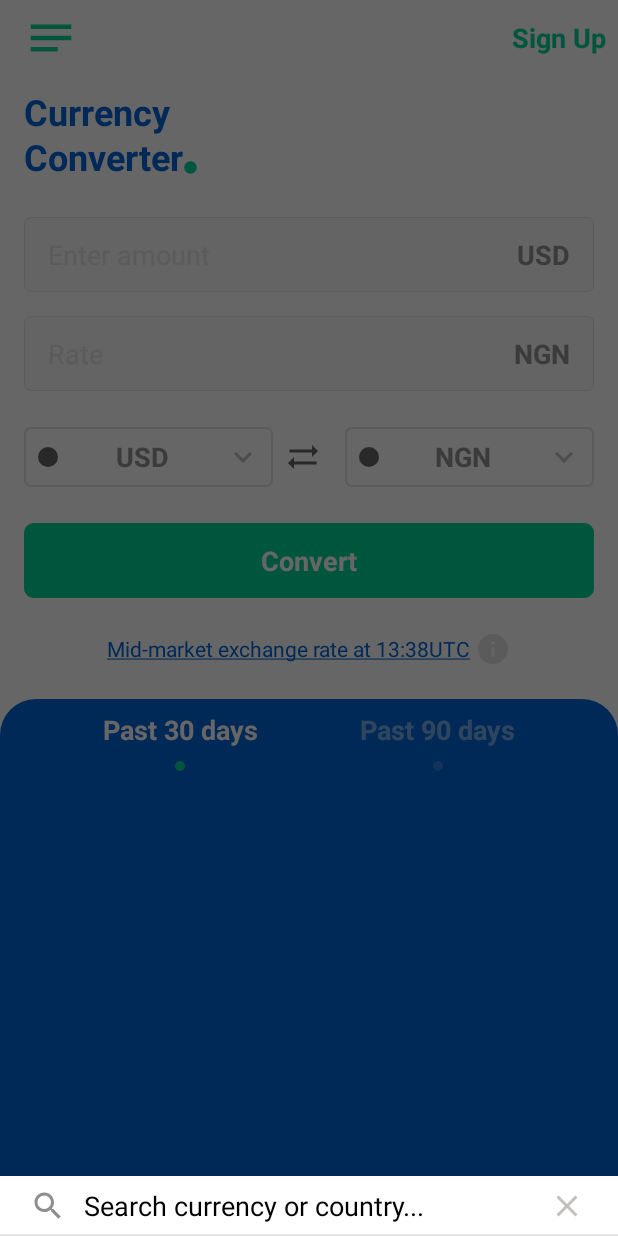
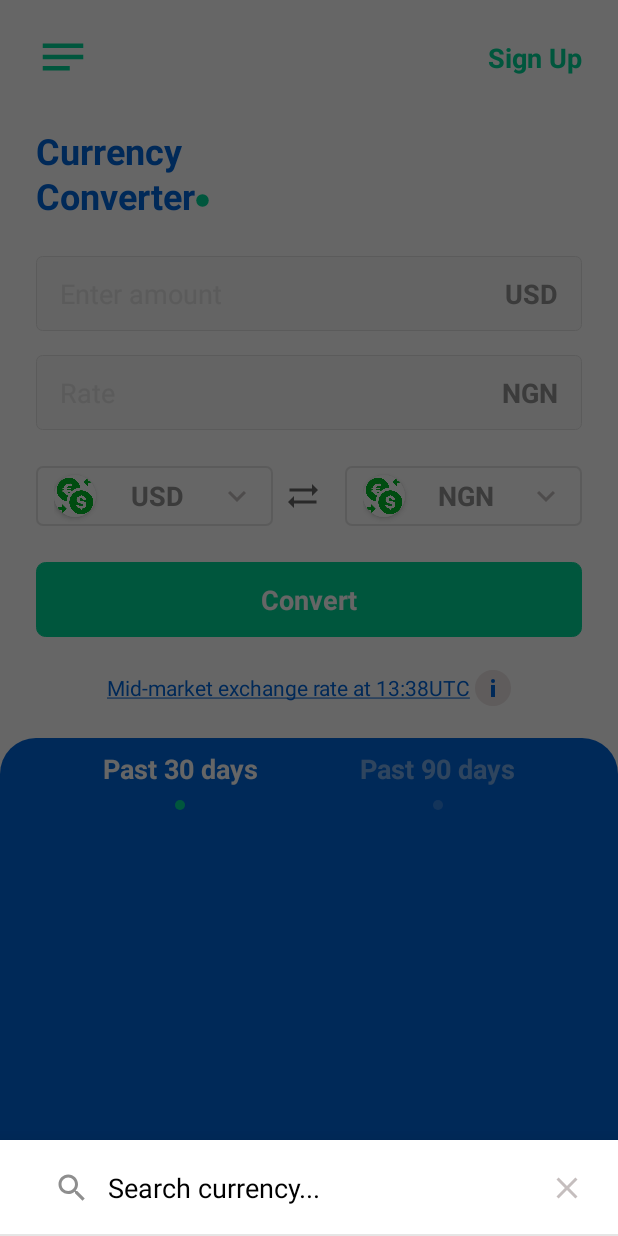
Before and after one commit to Nedum84/CurrencyConverter, an Android app: the screen it shows after launch (MainActivity), after a tap on "USD", on a phone screen of 412 x 824 dp. Run offline under Robolectric (Android 15) with nearby library versions, the phone set to English and light mode, and no system bars; our stand-ins replace Room's generated code, data binding; pictures from the network do not load; 1 statement that could not run was skipped.

Commit message:
Country flags set

```diff
--- a/app/build.gradle
+++ b/app/build.gradle
@@ -84,4 +84,6 @@ dependencies {
     //Glide
     implementation 'com.github.bumptech.glide:glide:4.9.0'
     implementation 'com.github.bumptech.glide:annotations:4.9.0'
+    //Load SVG IMages
+    implementation 'com.github.corouteam:GlideToVectorYou:v2.0.0'
 }
--- a/app/src/main/java/com/currencyconverter/app/network/RetrofitConstant.kt
+++ b/app/src/main/java/com/currencyconverter/app/network/RetrofitConstant.kt
@@ -30,5 +30,11 @@ class RetrofitConstant {
 //            .addCallAdapterFactory(CoroutineCallAdapterFactory())
             .addConverterFactory(GsonConverterFactory.create())
             .build()
+
+        val retrofit_CountryFlag: Retrofit = Retrofit.Builder()
+            .baseUrl(UrlHolder.URL_BASE_COUNTRY_FLAG)
+            .client(client)
+            .addConverterFactory(GsonConverterFactory.create())
+            .build()
     }
 }
--- a/app/src/main/java/com/currencyconverter/app/ui/fragment/bottomsheet/FragmentSelectCurrency.kt
+++ b/app/src/main/java/com/currencyconverter/app/ui/fragment/bottomsheet/FragmentSelectCurrency.kt
@@ -92,7 +92,7 @@ class FragmentSelectCurrency : BaseFragment() {
         return binding.root
     }
     private fun searchCourses(searchView: SearchView = binding.searchCurrency){
-        searchView.queryHint = "Search currency or country..."
+        searchView.queryHint = "Search currency..."
         searchView.setIconifiedByDefault(false)
 
 
--- a/app/src/main/java/com/currencyconverter/app/utils/UrlHolder.kt
+++ b/app/src/main/java/com/currencyconverter/app/utils/UrlHolder.kt
@@ -3,10 +3,7 @@ package com.currencyconverter.app.utils
 
 object  UrlHolder{
     public const val URL_BASE = "http://data.fixer.io/api/"
+    public const val URL_BASE_COUNTRY_FLAG = "https://restcountries.eu/rest/v2/"
     public const val ACCESS_KEY = "19e3f9e1064968995594ff5ce865efa9"
 
-
-    val URL_EDIT_JOKE = URL_BASE + "edit_post.php"
-    val URL_SEND_JOKE_TEXT = URL_BASE + "add_joke_text.php"
-    public val URL_ADD_JOKE_WITH_IMG = "add_joke_with_image.php"
 }
--- /dev/null
+++ b/app/src/main/res/drawable/circle_grey.xml
@@ -0,0 +1,6 @@
+<?xml version="1.0" encoding="utf-8"?>
+<shape xmlns:android="http://schemas.android.com/apk/res/android"
+    android:shape="rectangle">
+    <solid android:color="#EEE6E6"/>
+    <corners android:radius="20dp" />
+</shape>
--- /dev/null
+++ b/app/src/main/res/drawable/ic_baseline_priority_high_24.xml
@@ -0,0 +1,6 @@
+<vector android:height="24dp" android:tint="@color/colorAccent"
+    android:viewportHeight="24" android:viewportWidth="24"
+    android:width="24dp" xmlns:android="http://schemas.android.com/apk/res/android">
+    <path android:fillColor="@android:color/white" android:pathData="M12,19m-2,0a2,2 0,1 1,4 0a2,2 0,1 1,-4 0"/>
+    <path android:fillColor="@android:color/white" android:pathData="M10,3h4v12h-4z"/>
+</vector>
--- a/app/src/main/res/drawable/ic_sharp_info_24.xml
+++ /dev/null
@@ -1,5 +0,0 @@
-<vector android:height="24dp" android:tint="#EEE6E6"
-    android:viewportHeight="24" android:viewportWidth="24"
-    android:width="24dp" xmlns:android="http://schemas.android.com/apk/res/android">
-    <path android:fillColor="@android:color/white" android:pathData="M12,2C6.48,2 2,6.48 2,12s4.48,10 10,10 10,-4.48 10,-10S17.52,2 12,2zM13,17h-2v-6h2v6zM13,9h-2L11,7h2v2z"/>
-</vector>
--- /dev/null
+++ b/app/src/main/res/drawable/rote_info_icon.xml
@@ -0,0 +1,8 @@
+<?xml version="1.0" encoding="utf-8"?>
+<rotate xmlns:android="http://schemas.android.com/apk/res/android"
+    android:fromDegrees="180"
+    android:toDegrees="0"
+    android:pivotX="50%"
+    android:pivotY="50%"
+    android:drawable="@drawable/ic_baseline_priority_high_24">
+</rotate>
--- a/app/src/main/res/layout/activity_main.xml
+++ b/app/src/main/res/layout/activity_main.xml
@@ -23,13 +23,13 @@
             android:layout_width="wrap_content"
             android:layout_height="wrap_content"
             android:orientation="horizontal"
-            app:layout_constraintGuide_begin="50dp" />
+            app:layout_constraintGuide_begin="76dp" />
 
         <ImageView
             android:id="@+id/imageView"
             android:layout_width="36dp"
             android:layout_height="36dp"
-            android:layout_marginStart="16dp"
+            android:layout_marginStart="24dp"
             app:layout_constraintBottom_toTopOf="@+id/guideline"
             app:layout_constraintStart_toStartOf="parent"
             app:layout_constraintTop_toTopOf="parent"
@@ -39,7 +39,7 @@
             android:id="@+id/textView"
             android:layout_width="wrap_content"
             android:layout_height="wrap_content"
-            android:layout_marginEnd="8dp"
+            android:layout_marginEnd="24dp"
             android:text="Sign Up"
             android:textColor="@color/colorPrimary"
             android:textSize="18sp"
@@ -52,7 +52,7 @@
             android:id="@+id/app_name"
             android:layout_width="wrap_content"
             android:layout_height="wrap_content"
-            android:layout_marginStart="16dp"
+            android:layout_marginStart="24dp"
             android:layout_marginTop="8dp"
             android:text="Currency \nConverter"
             android:textColor="@color/colorAccent"
@@ -66,7 +66,7 @@
             android:id="@+id/imageView2"
             android:layout_width="10dp"
             android:layout_height="10dp"
-            android:layout_marginBottom="4dp"
+            android:layout_marginBottom="8dp"
             app:layout_constraintBottom_toBottomOf="@+id/app_name"
             app:layout_constraintStart_toEndOf="@+id/app_name"
             app:srcCompat="@drawable/ic_dot"
@@ -76,9 +76,9 @@
             android:id="@+id/from_currency_input_wrapper"
             android:layout_width="0dp"
             android:layout_height="50dp"
-            android:layout_marginStart="16dp"
+            android:layout_marginStart="24dp"
             android:layout_marginTop="24dp"
-            android:layout_marginEnd="16dp"
+            android:layout_marginEnd="24dp"
             android:background="@drawable/border_radius_grey"
             android:gravity="center_vertical"
             android:orientation="horizontal"
@@ -116,9 +116,9 @@
             android:id="@+id/to_currency_input_wrapper"
             android:layout_width="0dp"
             android:layout_height="50dp"
-            android:layout_marginStart="16dp"
+            android:layout_marginStart="24dp"
             android:layout_marginTop="16dp"
-            android:layout_marginEnd="16dp"
+            android:layout_marginEnd="24dp"
             android:background="@drawable/border_radius_grey"
             android:gravity="center_vertical"
             android:orientation="horizontal"
@@ -135,6 +135,7 @@
                 android:layout_weight="1"
                 android:background="@null"
                 android:hint="Rate"
+                android:enabled="false"
                 android:inputType="number"
                 android:text="@{modelConverter.toAmount}"
                 android:textColorHint="@color/colorGreyDark"
@@ -156,24 +157,33 @@
             android:id="@+id/from_currency_text_wrapper"
             android:layout_width="0dp"
             android:layout_height="40dp"
-            android:layout_marginStart="16dp"
+            android:layout_marginStart="24dp"
             android:layout_marginTop="24dp"
             android:background="@drawable/border_radius_only_grey"
             android:gravity="center"
             android:orientation="horizontal"
-            android:paddingStart="8dp"
-            android:paddingEnd="8dp"
+            android:paddingStart="12dp"
+            android:paddingEnd="12dp"
             app:layout_constraintEnd_toStartOf="@+id/imageView3"
             app:layout_constraintHorizontal_bias="0.5"
             app:layout_constraintHorizontal_chainStyle="spread"
             app:layout_constraintStart_toStartOf="parent"
             app:layout_constraintTop_toBottomOf="@+id/to_currency_input_wrapper">
 
-            <ImageView
-                android:layout_width="16dp"
-                android:layout_height="16dp"
-                app:srcCompat="@drawable/ic_dot"
-                tools:ignore="ContentDescription" />
+            <androidx.cardview.widget.CardView
+                android:layout_width="28dp"
+                android:layout_height="28dp"
+                app:layout_constraintBottom_toBottomOf="parent"
+                app:layout_constraintStart_toStartOf="parent"
+                app:layout_constraintTop_toTopOf="parent"
+                app:cardCornerRadius="200dp">
+                <ImageView
+                    android:layout_width="match_parent"
+                    android:layout_height="match_parent"
+                    app:srcCompat="@drawable/logo"
+                    imagePath="@{modelConverter.fromCurrency.flag}"
+                    tools:ignore="ContentDescription" />
+            </androidx.cardview.widget.CardView>
 
             <TextView
                 android:layout_width="0dp"
@@ -213,22 +223,31 @@
             android:layout_width="0dp"
             android:layout_height="40dp"
             android:layout_marginTop="24dp"
-            android:layout_marginEnd="16dp"
+            android:layout_marginEnd="24dp"
             android:background="@drawable/border_radius_only_grey"
             android:gravity="center"
             android:orientation="horizontal"
-            android:paddingStart="8dp"
-            android:paddingEnd="8dp"
+            android:paddingStart="12dp"
+            android:paddingEnd="12dp"
             app:layout_constraintEnd_toEndOf="parent"
             app:layout_constraintHorizontal_bias="0.5"
             app:layout_constraintStart_toEndOf="@+id/imageView3"
             app:layout_constraintTop_toBottomOf="@+id/to_currency_input_wrapper">
 
-            <ImageView
-                android:layout_width="16dp"
-                android:layout_height="16dp"
-                app:srcCompat="@drawable/ic_dot"
-                tools:ignore="ContentDescription" />
+            <androidx.cardview.widget.CardView
+                android:layout_width="28dp"
+                android:layout_height="28dp"
+                app:layout_constraintBottom_toBottomOf="parent"
+                app:layout_constraintStart_toStartOf="parent"
+                app:layout_constraintTop_toTopOf="parent"
+                app:cardCornerRadius="200dp">
+                <ImageView
+                    android:layout_width="match_parent"
+                    android:layout_height="match_parent"
+                    app:srcCompat="@drawable/logo"
+                    imagePath="@{modelConverter.toCurrency.flag}"
+                    tools:ignore="ContentDescription" />
+            </androidx.cardview.widget.CardView>
 
             <TextView
                 android:layout_width="0dp"
@@ -253,9 +272,9 @@
             android:id="@+id/convert_btn"
             android:layout_width="0dp"
             android:layout_height="50dp"
-            android:layout_marginStart="16dp"
+            android:layout_marginStart="24dp"
             android:layout_marginTop="24dp"
-            android:layout_marginEnd="16dp"
+            android:layout_marginEnd="24dp"
             android:background="@drawable/border_radius_green"
             android:gravity="center"
             android:paddingTop="8dp"
@@ -283,15 +302,16 @@
 
         <ImageView
             android:id="@+id/imageView4"
-            android:layout_width="wrap_content"
-            android:layout_height="wrap_content"
+            android:layout_width="24dp"
+            android:layout_height="24dp"
+            android:padding="4dp"
             app:layout_constraintBottom_toBottomOf="@+id/textView4"
             app:layout_constraintEnd_toEndOf="parent"
             app:layout_constraintHorizontal_bias="0.5"
             app:layout_constraintStart_toEndOf="@+id/textView4"
             app:layout_constraintTop_toTopOf="@+id/textView4"
-            app:srcCompat="@drawable/ic_sharp_info_24"
-            app:tint="@color/colorGreyDark" />
+            app:srcCompat="@drawable/rote_info_icon"
+            android:background="@drawable/circle_grey"/>
 
         <androidx.constraintlayout.widget.ConstraintLayout
             android:layout_width="0dp"
--- a/app/src/main/res/layout/fragment_select_currency.xml
+++ b/app/src/main/res/layout/fragment_select_currency.xml
@@ -15,7 +15,7 @@
         <androidx.appcompat.widget.Toolbar
             android:id="@+id/toolbar"
             android:layout_width="match_parent"
-            android:layout_height="40dp"
+            android:layout_height="wrap_content"
             android:background="@drawable/border_toolbar"
             android:fitsSystemWindows="true"
             android:theme="@style/ThemeOverlay.AppCompat.Dark.ActionBar"
@@ -34,7 +34,7 @@
                 android:orientation="horizontal"
                 tools:layout_editor_absoluteX="72dp"
                 tools:layout_editor_absoluteY="13dp"
-                android:paddingEnd="16dp">
+                android:padding="16dp">
 
 
                 <androidx.appcompat.widget.SearchView
@@ -46,7 +46,7 @@
                     android:padding="0dp"
                     app:closeIcon="@drawable/ic_baseline_close"
                     app:defaultQueryHint="Search Course..."
-                    app:queryHint="Search Course..."
+                    app:queryHint="Search Currency..."
                     app:searchHintIcon="@color/colorGrey"
                     app:searchIcon="@drawable/ic_sharp_search" />
 
@@ -66,6 +66,8 @@
             android:id="@+id/recycler_currency"
             android:layout_width="0dp"
             android:layout_height="wrap_content"
+            android:layout_marginStart="24dp"
+            android:layout_marginEnd="24dp"
             app:layout_constraintEnd_toEndOf="parent"
             app:layout_constraintStart_toStartOf="parent"
             app:layout_constraintTop_toBottomOf="@+id/progressBar3" />
@@ -74,6 +76,8 @@
             android:id="@+id/no_currency_found"
             android:layout_width="0dp"
             android:layout_height="0dp"
+            android:layout_marginStart="24dp"
+            android:layout_marginEnd="24dp"
             android:gravity="center"
             android:orientation="vertical"
             android:visibility="visible"
--- a/build.gradle
+++ b/build.gradle
@@ -16,6 +16,7 @@ buildscript {
     repositories {
         google()
         jcenter()
+        maven { url 'https://jitpack.io' }
     }
     dependencies {
         classpath "com.android.tools.build:gradle:4.1.0"
```
Also changed, not shown: app/src/main/java/com/currencyconverter/app/bindingadapter/ClassImageBinding.kt (+5 -4 lines), app/src/main/java/com/currencyconverter/app/repository/RepoCountryFlag.kt (added, +96 -0 lines), app/src/main/java/com/currencyconverter/app/repository/RepoCurrency.kt (+5 -2 lines), app/src/main/res/layout/item_currency.xml (+22 -11 lines), app/src/main/res/drawable/logo.png (added).
